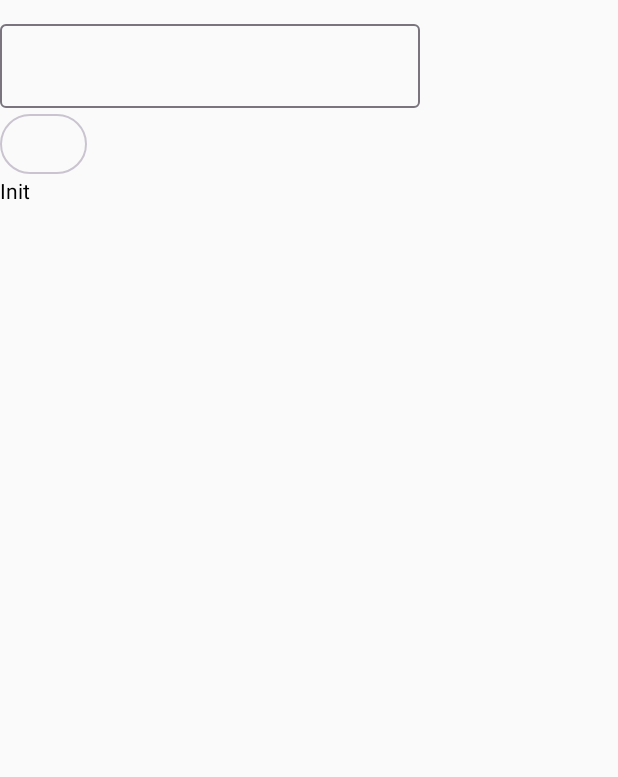
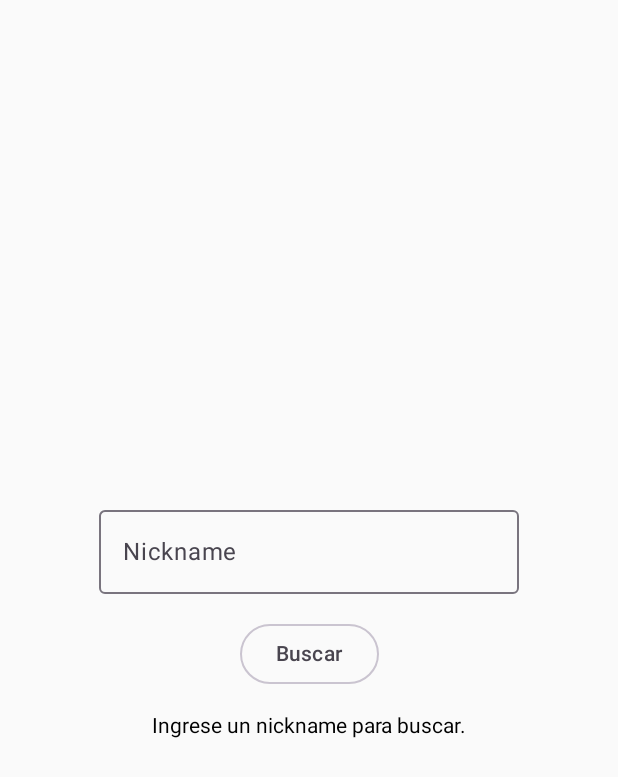
Before and after one commit to CamilaRosas15/ProyectoFinal-PM, an Android app built with Jetpack Compose: the GithubScreen screen opened through its navigation route, on a phone screen of 412 x 824 dp. Shown: the top 777 px of the screen. Run offline under Robolectric (Android 15) with nearby library versions, the light colour scheme and no system bars; pictures from the network do not load.

Commit message:
features de github completado con la API

```diff
--- /dev/null
+++ b/app/src/main/java/com/example/proyectofinal/features/github/data/api/GithubService.kt
@@ -0,0 +1,11 @@
+package com.example.proyectofinal.features.github.data.api
+
+import com.example.proyectofinal.features.github.data.api.dto.GithubDto
+import retrofit2.Response
+import retrofit2.http.GET
+import retrofit2.http.Path
+
+interface GithubService {
+    @GET("/users/{githubLogin}")
+    suspend fun getInfoAvatar(@Path("githubLogin") githubLogin: String): Response<GithubDto>
+}
--- /dev/null
+++ b/app/src/main/java/com/example/proyectofinal/features/github/domain/model/NickName.kt
@@ -0,0 +1,4 @@
+package com.example.proyectofinal.features.github.domain.model
+
+class NickName {
+}
--- a/app/src/main/java/com/example/proyectofinal/features/github/domain/model/UrlPath.kt
+++ b/app/src/main/java/com/example/proyectofinal/features/github/domain/model/UrlPath.kt
@@ -11,4 +11,6 @@ value class UrlPath(val value: String) {
             "UrlPath must not be empty"
         }
     }
+
+    override fun toString(): String = value
 }
--- a/app/src/main/java/com/example/proyectofinal/features/github/domain/model/UserModel.kt
+++ b/app/src/main/java/com/example/proyectofinal/features/github/domain/model/UserModel.kt
@@ -1,3 +1,3 @@
 package com.example.proyectofinal.features.github.domain.model
 
-data class UserModel(val nickname: String, val pathUrl: String)
+data class UserModel(val nickname: String, val pathUrl: UrlPath)
--- a/app/src/main/java/com/example/proyectofinal/features/github/domain/repository/IGithubRepository.kt
+++ b/app/src/main/java/com/example/proyectofinal/features/github/domain/repository/IGithubRepository.kt
@@ -3,5 +3,5 @@ package com.example.proyectofinal.features.github.domain.repository
 import com.example.proyectofinal.features.github.domain.model.UserModel
 
 interface IGithubRepository {
-    fun findByNick(value: String): Result<UserModel>
+    suspend fun findByNick(value: String): Result<UserModel>
 }
--- a/app/src/main/java/com/example/proyectofinal/features/github/presentation/GithubScreen.kt
+++ b/app/src/main/java/com/example/proyectofinal/features/github/presentation/GithubScreen.kt
@@ -1,6 +1,11 @@
 package com.example.proyectofinal.features.github.presentation
 
+import androidx.compose.foundation.layout.Arrangement
+import androidx.compose.foundation.layout.Box
 import androidx.compose.foundation.layout.Column
+import androidx.compose.foundation.layout.Spacer
+import androidx.compose.foundation.layout.fillMaxSize
+import androidx.compose.foundation.layout.height
 import androidx.compose.foundation.layout.size
 import androidx.compose.material3.OutlinedButton
 import androidx.compose.material3.OutlinedTextField
@@ -11,6 +16,7 @@ import androidx.compose.runtime.getValue
 import androidx.compose.runtime.mutableStateOf
 import androidx.compose.runtime.remember
 import androidx.compose.runtime.setValue
+import androidx.compose.ui.Alignment
 import androidx.compose.ui.Modifier
 import androidx.compose.ui.layout.ContentScale
 import androidx.compose.ui.unit.dp
@@ -18,47 +24,57 @@ import coil3.compose.AsyncImage
 import org.koin.androidx.compose.koinViewModel
 
 @Composable
-fun GithubScreen( modifier: Modifier,
-                  vm : GithubViewModel = koinViewModel()
+fun GithubScreen(
+    modifier: Modifier = Modifier,
+    vm: GithubViewModel = koinViewModel()
 ) {
-
     var nickname by remember { mutableStateOf("") }
-
     val state by vm.state.collectAsState()
 
-    Column {
-        Text("")
+    Box(
+        modifier = modifier
+            .fillMaxSize(),
+        contentAlignment = Alignment.Center
+    ) {
+        Column(
+            horizontalAlignment = Alignment.CenterHorizontally,
+            verticalArrangement = Arrangement.spacedBy(16.dp)
+        ) {
             OutlinedTextField(
                 value = nickname,
-            onValueChange = {
-                    it -> nickname = it
+                onValueChange = { nickname = it },
+                label = { Text("Nickname") }
+            )
+
+            OutlinedButton(onClick = { vm.fetchAlias(nickname) }) {
+                Text("Buscar")
             }
-        )
-        OutlinedButton( onClick = {
-            vm.fetchAlias(nickname)
-        }) {
-            Text("")
+
+            when (val st = state) {
+                is GithubViewModel.GithubStateUI.Error -> {
+                    Text("Error: ${st.message}")
                 }
-        when( val st = state) {
-            is GithubViewModel.GithubStateUI.Error -> {
-                Text(st.message )
+
+                GithubViewModel.GithubStateUI.Init -> {
+                    Text("Ingrese un nickname para buscar.")
                 }
-            GithubViewModel.GithubStateUI.Init -> {
-                Text("Init" )
+
+                GithubViewModel.GithubStateUI.Loading -> {
+                    Text("Cargando...")
                 }
-            GithubViewModel.GithubStateUI.Loading -> {
-                Text("Loading" )
-            }
+
                 is GithubViewModel.GithubStateUI.Success -> {
-                Text(st.github.nickname )
+                    Text("Nickname: ${st.github.nickname}")
+                    Spacer(modifier = Modifier.height(8.dp))
                     AsyncImage(
-                    model = st.github.pathUrl,
+                        model = st.github.pathUrl.value,
                         contentDescription = null,
                         modifier = Modifier.size(100.dp),
                         contentScale = ContentScale.Crop,
                     )
-                Text(st.github.pathUrl)
+                    Text("URL: ${st.github.pathUrl.value}")
                 }
             }
         }
     }
+}
--- a/app/src/main/java/com/example/proyectofinal/features/github/presentation/GithubViewModel.kt
+++ b/app/src/main/java/com/example/proyectofinal/features/github/presentation/GithubViewModel.kt
@@ -1,10 +1,13 @@
 package com.example.proyectofinal.features.github.presentation
 
 
+import android.content.Context
 import androidx.lifecycle.ViewModel
 import androidx.lifecycle.viewModelScope
+import com.example.proyectofinal.features.github.domain.error.Failure
 import com.example.proyectofinal.features.github.domain.model.UserModel
 import com.example.proyectofinal.features.github.domain.usecase.FindByNickNameUseCase
+import com.example.proyectofinal.features.github.presentation.error.ErrorMessageProvider
 import kotlinx.coroutines.Dispatchers
 import kotlinx.coroutines.flow.MutableStateFlow
 import kotlinx.coroutines.flow.StateFlow
@@ -13,7 +16,8 @@ import kotlinx.coroutines.launch
 
 
 class GithubViewModel(
-    val usecase: FindByNickNameUseCase
+    val usecase: FindByNickNameUseCase,
+    val context: Context
 ): ViewModel() {
     sealed class GithubStateUI {
         object Init: GithubStateUI()
@@ -26,6 +30,8 @@ class GithubViewModel(
     val state : StateFlow<GithubStateUI> = _state.asStateFlow()
 
     fun fetchAlias(nickname: String) {
+        val errorMessageProvider = ErrorMessageProvider(context)
+
         viewModelScope.launch(Dispatchers.IO) {
             _state.value = GithubStateUI.Loading
             val result = usecase.invoke(nickname)
@@ -35,19 +41,11 @@ class GithubViewModel(
                         user -> _state.value = GithubStateUI.Success( user )
                 },
                 onFailure = {
-                        error -> _state.value = GithubStateUI.Error(message = error.message ?: "Error desconocido")
+                    val message = errorMessageProvider.getMessage(it as Failure)
+
+                    _state.value = GithubStateUI.Error(message = message)
                 }
             )
-
-//            when {
-//                result.isSuccess -> {
-//                    val user = result.getOrNull()
-//                    _state.value = GithubStateUI.Success( user!! )
-//                }
-//                result.isFailure -> {
-//                    _state.value = GithubStateUI.Error(message = "Error")
-//                }
-//            }
         }
     }
 
--- a/app/src/main/java/com/example/proyectofinal/navigation/AppNavigation.kt
+++ b/app/src/main/java/com/example/proyectofinal/navigation/AppNavigation.kt
@@ -19,7 +19,7 @@ fun AppNavigation() {
     val navController: NavHostController = rememberNavController()
     NavHost(
         navController = navController,
-        startDestination = Screen.Movie.route
+        startDestination = Screen.Github.route
         //startDestination = Screen.Login.route
         //startDestination = Screen.Notification.route
     ) {
--- a/app/src/main/res/values/strings.xml
+++ b/app/src/main/res/values/strings.xml
@@ -5,4 +5,9 @@
     <string name="gitalias_input">Ingrese la cuenta de github</string>
     <string name="gitalias_btn_find">Buscar</string>
     <string name="api_key">772db0e1fe3a98d5d0a705e2ebe47797</string>
+    <string name="error_network">Unable to connect to the Internet. Please check your connection.</string>
+    <string name="error_server">A server error occurred. Please try again later.</string>
+    <string name="error_not_found">User not found.</string>
+    <string name="error_empty_response">No response received from the server.</string>
+    <string name="error_unknown">An unexpected error occurred. Please try again.</string>
 </resources>
```
Also changed, not shown: app/src/main/java/com/example/proyectofinal/di/modules.kt (+21 -4 lines), app/src/main/java/com/example/proyectofinal/features/github/data/api/dto/GithubDto.kt (added, +7 -0 lines), app/src/main/java/com/example/proyectofinal/features/github/data/datasource/GithubRemoteDataSource.kt (added, +37 -0 lines), app/src/main/java/com/example/proyectofinal/features/github/data/error/DataException.kt (added, +10 -0 lines), app/src/main/java/com/example/proyectofinal/features/github/data/repository/GithubRepository.kt (+23 -8 lines), app/src/main/java/com/example/proyectofinal/features/github/domain/error/Failure.kt (added, +9 -0 lines), app/src/main/java/com/example/proyectofinal/features/github/presentation/error/ErrorMessageProvider.kt (added, +17 -0 lines), 1 other file. Lines whose indentation alone changed are shown as unchanged.
